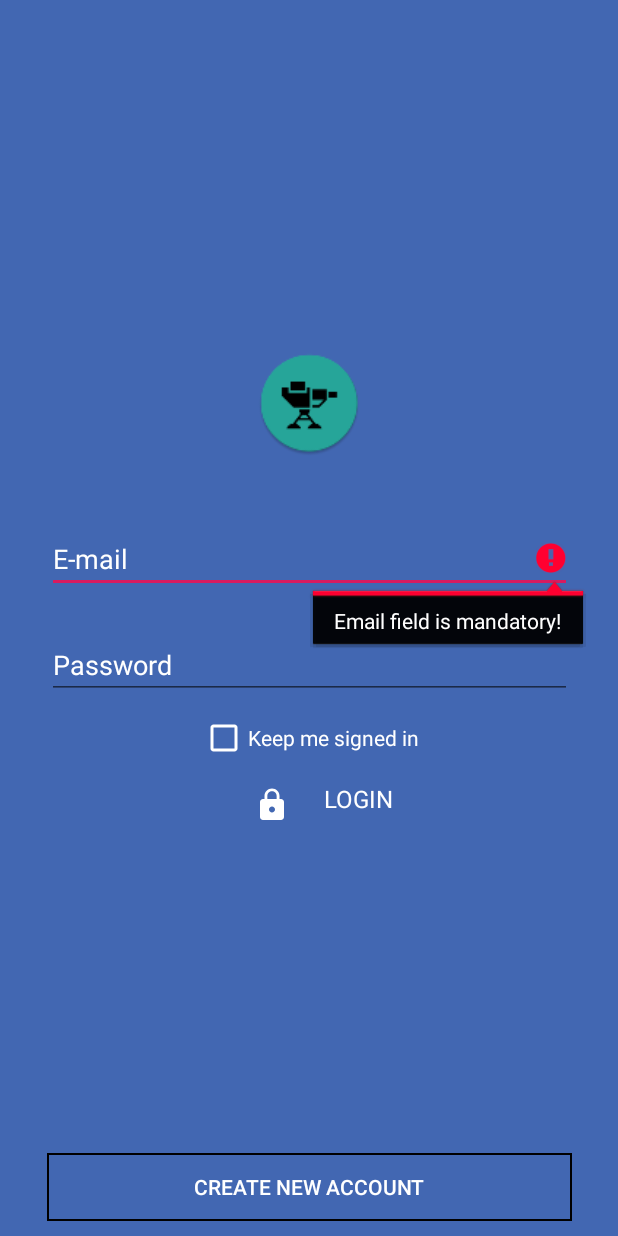
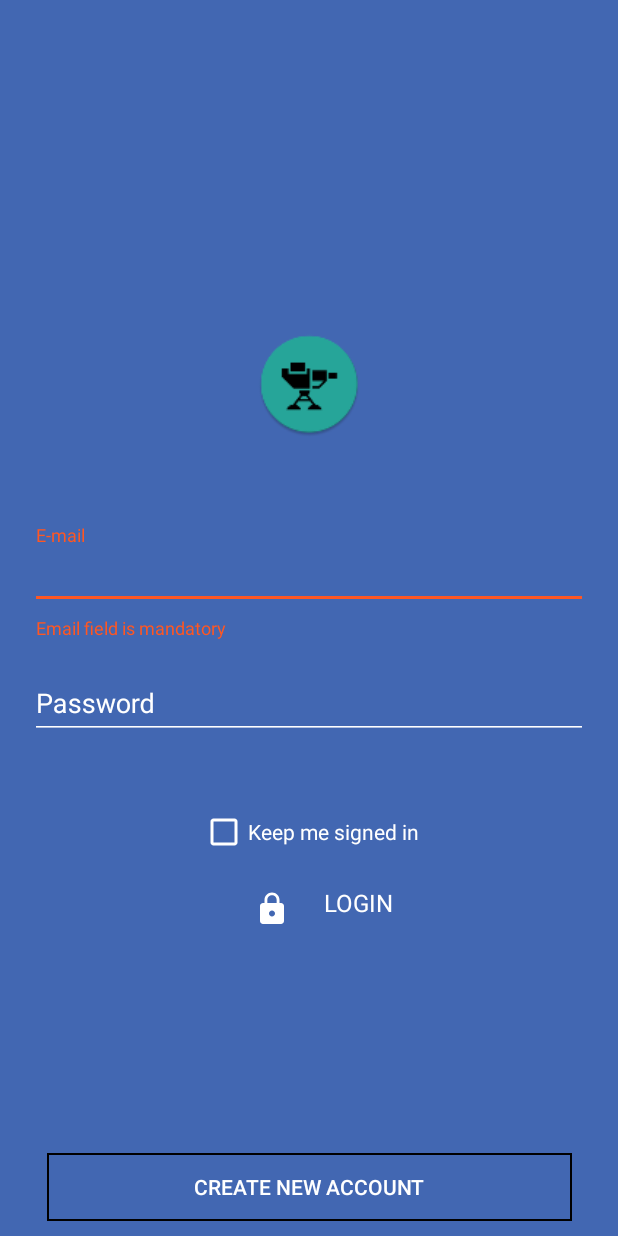
Before and after one commit to TiagoParente32/Sentinel, an Android app: the screen it shows after launch (LoginActivity), after a tap on an icon or button, on a phone screen of 412 x 824 dp. Run offline under Robolectric (Android 15) with nearby library versions, the phone set to English and light mode, and no system bars; our stand-ins replace Firebase (no records; nobody signed in at launch, a user with empty details on screens opened directly); Roboto replaces fonts that are not available here.

Commit message:
Error message format corrected

```diff
--- a/app/src/main/java/pt/ipleiria/estg/dei/sentinel/LoginActivity.java
+++ b/app/src/main/java/pt/ipleiria/estg/dei/sentinel/LoginActivity.java
@@ -14,14 +14,15 @@ import android.widget.Toast;
 
 import com.google.android.gms.tasks.OnCompleteListener;
 import com.google.android.gms.tasks.Task;
+import com.google.android.material.textfield.TextInputLayout;
 import com.google.firebase.auth.AuthResult;
 import com.google.firebase.auth.FirebaseAuth;
 import com.google.firebase.auth.FirebaseUser;
 
 public class LoginActivity extends AppCompatActivity implements View.OnClickListener{
 
-    private EditText inputEmailField;
-    private EditText inputPasswordField;
+    private TextInputLayout inputEmailField;
+    private TextInputLayout inputPasswordField;
     private CheckBox checkboxSignedIn;
 
 
@@ -77,23 +78,29 @@ public class LoginActivity extends AppCompatActivity implements View.OnClickList
         //AFTER USER LOG IN INITIALIZES DASHBOARD ACTIVITY WITH USER'S NAME
         //TEMPORARY
         if(currentUser == null){
-            Toast.makeText(LoginActivity.this,"Wrong username/password!",Toast.LENGTH_LONG).show();
+            inputEmailField.setError("Invalid email/password combination");
+            inputEmailField.requestFocus();
             return;
         }
 
-        Toast.makeText(LoginActivity.this,"Welcome " + currentUser.getEmail(),Toast.LENGTH_LONG).show();
-
+        /*OPENS DASHBOARD ACITIVITY*/
 
     }
 
 
     private void signIn(String email, String password){
 
-        if(email.length() <= 0 ){
-            inputEmailField.setError("Email field is mandatory!");
+        /*CLEANS POSSIBLE ERROR MESSAGES*/
+        inputPasswordField.setError(null);
+        inputEmailField.setError(null);
+
+        if(email.isEmpty() ){
+            inputEmailField.setError("Email field is mandatory");
+            inputEmailField.requestFocus();
             return;
-        }if(password.length() <= 0){
-            inputPasswordField.setError("Password has a minimum of 8 characters!");
+        }if(password.isEmpty()){
+            inputPasswordField.setError("Password field is mandatory");
+            inputPasswordField.requestFocus();
             return;
         }
 
@@ -133,7 +140,7 @@ public class LoginActivity extends AppCompatActivity implements View.OnClickList
     public void onClick(View v) {
         int i = v.getId();
         if(i == R.id.btnLogin){
-            signIn(inputEmailField.getText().toString(),inputPasswordField.getText().toString());
+            signIn(inputEmailField.getEditText().getText().toString().trim(),inputPasswordField.getEditText().getText().toString().trim());
         }
         if(i == R.id.btnRegister){
             /*OPENS REGISTER ACTIVITY*/
--- a/app/src/main/res/layout/activity_login.xml
+++ b/app/src/main/res/layout/activity_login.xml
@@ -7,51 +7,16 @@
     android:background="@color/colorPrimary"
     tools:context=".LoginActivity">
 
-    <EditText
-        android:id="@+id/inputEmail"
-        android:layout_width="350dp"
-        android:layout_height="45dp"
-        android:layout_marginStart="20dp"
-        android:layout_marginTop="350dp"
-        android:layout_marginEnd="20dp"
-        android:ems="10"
-        android:hint="@string/email"
-        android:inputType="textEmailAddress"
-        android:shadowColor="#FFFFFF"
-        android:textColor="#FFFFFF"
-        android:textColorHint="#FFFFFF"
-        app:layout_constraintEnd_toEndOf="parent"
-        app:layout_constraintStart_toStartOf="parent"
-        app:layout_constraintTop_toTopOf="parent" />
-
-    <EditText
-        android:id="@+id/inputPassword"
-        android:layout_width="350dp"
-        android:layout_height="45dp"
-        android:layout_marginStart="20dp"
-        android:layout_marginTop="25dp"
-        android:layout_marginEnd="20dp"
-        android:ems="10"
-        android:hint="@string/password"
-        android:inputType="textPassword"
-        android:textColor="#FFFFFF"
-        android:textColorHint="#FFFFFF"
-        app:layout_constraintEnd_toEndOf="parent"
-        app:layout_constraintStart_toStartOf="parent"
-        app:layout_constraintTop_toBottomOf="@+id/inputEmail" />
-
     <ImageView
         android:id="@+id/imageLogo"
         android:layout_width="70dp"
         android:layout_height="87dp"
         android:layout_marginStart="165dp"
         android:layout_marginEnd="165dp"
-        android:layout_marginBottom="5dp"
+        android:layout_marginBottom="50dp"
         app:layout_constraintBottom_toTopOf="@+id/inputEmail"
         app:layout_constraintEnd_toEndOf="parent"
         app:layout_constraintStart_toStartOf="parent"
-        app:layout_constraintTop_toTopOf="parent"
-        app:layout_constraintVertical_bias="0.875"
         app:srcCompat="@mipmap/ic_launcher_round" />
 
     <ImageButton
@@ -59,14 +24,14 @@
         android:layout_width="50dp"
         android:layout_height="50dp"
         android:layout_marginStart="150dp"
-        android:layout_marginTop="45dp"
+        android:layout_marginTop="10dp"
         android:layout_marginEnd="200dp"
         android:background="#00673AB7"
         android:backgroundTint="#3F51B5"
         app:layout_constraintEnd_toEndOf="parent"
         app:layout_constraintHorizontal_bias="0.51"
         app:layout_constraintStart_toStartOf="parent"
-        app:layout_constraintTop_toBottomOf="@+id/inputPassword"
+        app:layout_constraintTop_toBottomOf="@+id/chbSignedIn"
         app:srcCompat="@drawable/ic_lock_black_24dp" />
 
     <Button
@@ -88,28 +53,78 @@
         android:layout_width="wrap_content"
         android:layout_height="wrap_content"
         android:layout_marginStart="10dp"
-        android:layout_marginTop="55dp"
+        android:layout_marginTop="20dp"
         android:text="@string/login"
         android:textAllCaps="true"
         android:textColor="#FFFFFF"
         android:textSize="16sp"
         android:textStyle="normal"
+        app:layout_constraintEnd_toEndOf="parent"
+        app:layout_constraintHorizontal_bias="0.0"
         app:layout_constraintStart_toEndOf="@+id/btnLogin"
-        app:layout_constraintTop_toBottomOf="@+id/inputPassword" />
+        app:layout_constraintTop_toBottomOf="@+id/chbSignedIn" />
 
     <CheckBox
         android:id="@+id/chbSignedIn"
         android:layout_width="wrap_content"
         android:layout_height="wrap_content"
-        android:layout_marginTop="10dp"
+        android:layout_marginTop="25dp"
         android:text="@string/keep_me_signed"
         android:textColor="#FFFFFF"
-        app:buttonTint="#FFFFFF"
         android:textColorHighlight="#673AB7"
         android:textColorHint="#673AB7"
         android:textColorLink="#673AB7"
+        app:buttonTint="#FFFFFF"
         app:layout_constraintEnd_toEndOf="parent"
         app:layout_constraintStart_toStartOf="parent"
         app:layout_constraintTop_toBottomOf="@+id/inputPassword" />
 
+    <com.google.android.material.textfield.TextInputLayout
+        android:id="@+id/inputEmail"
+        android:layout_width="match_parent"
+        android:layout_height="wrap_content"
+        android:layout_marginStart="20dp"
+        android:layout_marginTop="350dp"
+        android:layout_marginEnd="20dp"
+        android:textColorHint="#FFFFFF"
+        app:errorEnabled="true"
+        app:layout_constraintEnd_toEndOf="parent"
+        app:layout_constraintHorizontal_bias="0.0"
+        app:layout_constraintStart_toStartOf="parent"
+        app:layout_constraintTop_toTopOf="parent">
+
+        <com.google.android.material.textfield.TextInputEditText
+            android:layout_width="match_parent"
+            android:layout_height="45dp"
+            android:backgroundTint="#FFFFFF"
+            android:hint="@string/email"
+            android:inputType="textEmailAddress"
+            android:textColor="#FFFFFF"
+            android:textColorHint="#FFFFFF" />
+
+    </com.google.android.material.textfield.TextInputLayout>
+
+    <com.google.android.material.textfield.TextInputLayout
+        android:id="@+id/inputPassword"
+        android:layout_width="0dp"
+        android:layout_height="wrap_content"
+        android:layout_marginStart="20dp"
+        android:layout_marginTop="10dp"
+        android:layout_marginEnd="20dp"
+        android:textColorHint="#FFFFFF"
+        app:errorEnabled="true"
+        app:layout_constraintEnd_toEndOf="parent"
+        app:layout_constraintStart_toStartOf="parent"
+        app:layout_constraintTop_toBottomOf="@+id/inputEmail">
+
+        <com.google.android.material.textfield.TextInputEditText
+            android:layout_width="match_parent"
+            android:layout_height="wrap_content"
+            android:backgroundTint="#FFFFFF"
+            android:hint="@string/password"
+            android:inputType="textPassword"
+            android:textColor="#FFFFFF"
+            android:textColorHint="#FFFFFF" />
+    </com.google.android.material.textfield.TextInputLayout>
+
 </androidx.constraintlayout.widget.ConstraintLayout>
--- a/app/src/main/res/values/colors.xml
+++ b/app/src/main/res/values/colors.xml
@@ -2,5 +2,5 @@
 <resources>
     <color name="colorPrimary">#4267B2</color>
     <color name="colorPrimaryDark">#00574B</color>
-    <color name="colorAccent">#D81B60</color>
+    <color name="colorAccent">#FFFFFF</color>
 </resources>
```
